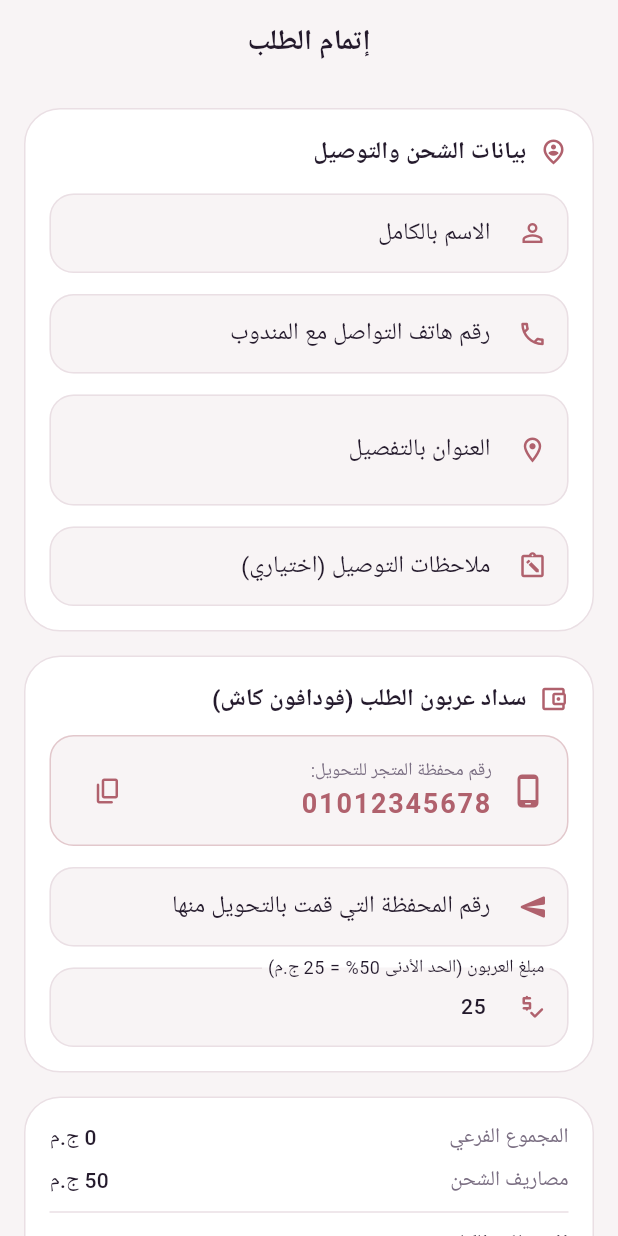
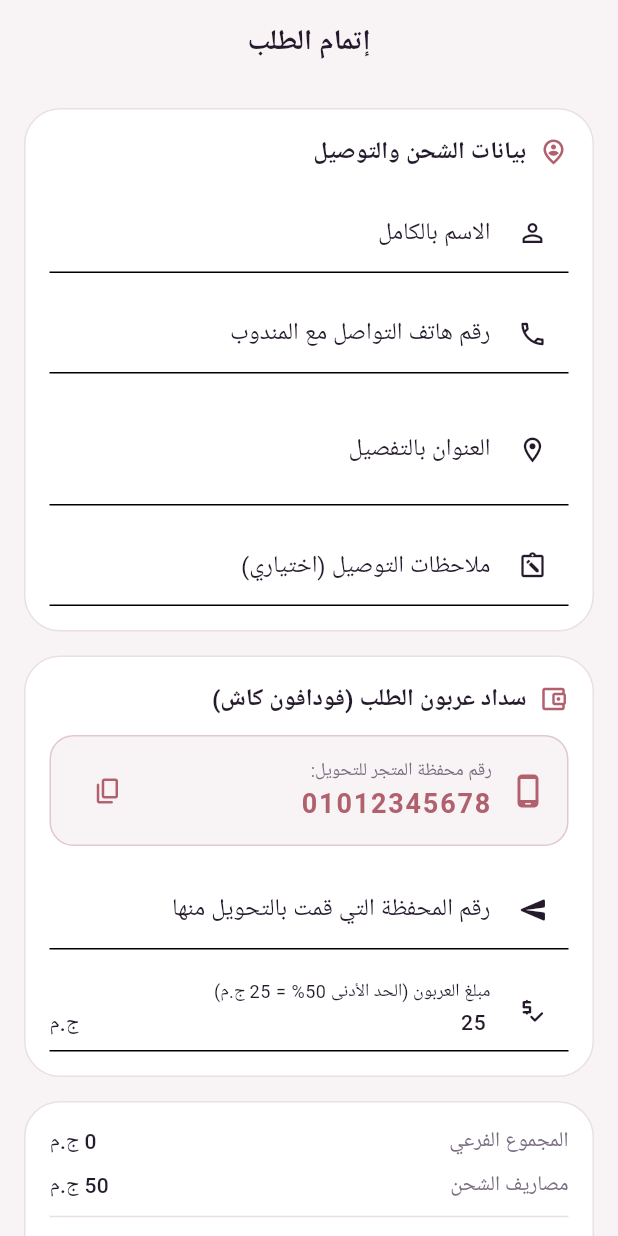
Before and after one commit to shimaakhaled1410-hue/mirrors-flutter, a Flutter app: the CheckoutView screen opened by its route, on a phone screen of 412 x 824 dp. Run offline on Flutter 3.47's test engine with Material 3 defaults, Android fonts, the phone set to English and light mode, and no system bars; our stand-ins replace device_preview, flutter_bloc, flutter_dotenv, go_router, google_fonts, shared_preferences; accounts and stored records are empty; Roboto replaces fonts that are missing (Cairo).

Commit message:
refactor(checkout): introduce reusable AppTextField and enhance UX with autofill and drag-to-dismiss

```diff
--- /dev/null
+++ b/lib/core/widgets/app_text_field.dart
@@ -0,0 +1,56 @@
+import 'package:flutter/material.dart';
+import 'package:flutter/services.dart';
+import '../utils/app_styles.dart';
+
+class AppTextField extends StatelessWidget {
+  final TextEditingController controller;
+  final String label;
+  final IconData icon;
+  final TextInputType? keyboardType;
+  final TextInputAction? textInputAction;
+  final TextCapitalization textCapitalization;
+  final int maxLines;
+  final String? suffixText;
+  final String? Function(String?)? validator;
+  final ValueChanged<String>? onChanged;
+  final List<TextInputFormatter>? inputFormatters;
+  final Iterable<String>? autofillHints;
+
+  const AppTextField({
+    super.key,
+    required this.controller,
+    required this.label,
+    required this.icon,
+    this.keyboardType,
+    this.textInputAction,
+    this.textCapitalization = TextCapitalization.none,
+    this.maxLines = 1,
+    this.suffixText,
+    this.validator,
+    this.onChanged,
+    this.inputFormatters,
+    this.autofillHints,
+  });
+
+  @override
+  Widget build(BuildContext context) {
+    return TextFormField(
+      controller: controller,
+      keyboardType: keyboardType,
+      textInputAction: textInputAction,
+      textCapitalization: textCapitalization,
+      maxLines: maxLines,
+      validator: validator,
+      onChanged: onChanged,
+      inputFormatters: inputFormatters,
+      autofillHints: autofillHints,
+      autovalidateMode: AutovalidateMode.onUserInteraction,
+      style: AppStyles.medium14(context),
+      decoration: InputDecoration(
+        labelText: label,
+        suffixText: suffixText,
+        prefixIcon: Icon(icon, size: 20),
+      ),
+    );
+  }
+}
--- a/lib/presentation/screens/checkout_view.dart
+++ b/lib/presentation/screens/checkout_view.dart
@@ -31,12 +31,14 @@ class _CheckoutViewState extends State<CheckoutView> {
 
   static const double _shippingFee = 50.0;
   late final String _storeWalletNumber;
-  double _depositPaid = 0.0;
 
   @override
   void initState() {
     super.initState();
     _storeWalletNumber = dotenv.env['WALLET_PHONE_NUMBER'] ?? '01012345678';
+    final subtotal = context.read<CartCubit>().state.subtotal;
+    final minDeposit = (subtotal + _shippingFee) * 0.50;
+    _depositController.text = minDeposit.toInt().toString();
   }
 
   @override
@@ -51,16 +53,18 @@ class _CheckoutViewState extends State<CheckoutView> {
   }
 
   void _onConfirmOrder(BuildContext context, CartState cartState) {
+    FocusScope.of(context).unfocus();
     if (!_formKey.currentState!.validate()) return;
 
     final l10n = AppLocalizations.of(context)!;
     final total = cartState.subtotal + _shippingFee;
-    final remaining = (total - _depositPaid).clamp(0.0, total);
+    final depositPaid = double.tryParse(_depositController.text) ?? 0.0;
+    final remaining = (total - depositPaid).clamp(0.0, total);
 
     context.read<OrdersCubit>().placeOrder(
           items: cartState.items,
           totalPrice: total,
-          depositAmount: _depositPaid,
+          depositAmount: depositPaid,
           remainingAmount: remaining,
           customerName: _nameController.text.trim(),
           phoneNumber: _phoneController.text.trim(),
@@ -95,17 +99,11 @@ class _CheckoutViewState extends State<CheckoutView> {
           final total = cartState.subtotal + _shippingFee;
           final minDeposit = total * 0.50;
 
-          if (_depositController.text.isEmpty && total > 0) {
-            _depositPaid = minDeposit;
-            _depositController.text = minDeposit.toInt().toString();
-          }
-
-          final remaining = (total - _depositPaid).clamp(0.0, total);
-
           return Form(
             key: _formKey,
             child: ListView(
               physics: const BouncingScrollPhysics(),
+              keyboardDismissBehavior: ScrollViewKeyboardDismissBehavior.onDrag,
               padding: const EdgeInsets.all(16),
               children: [
                 FadeSlideIn(
@@ -126,22 +124,25 @@ class _CheckoutViewState extends State<CheckoutView> {
                     depositController: _depositController,
                     minDeposit: minDeposit,
                     total: total,
-                    onDepositChanged: (val) {
-                      setState(() {
-                        _depositPaid = double.tryParse(val) ?? 0.0;
-                      });
-                    },
                   ),
                 ),
                 const SizedBox(height: 16),
                 FadeSlideIn(
                   index: 2,
-                  child: CheckoutFinancialSummary(
-                    subtotal: cartState.subtotal,
-                    shippingFee: _shippingFee,
-                    total: total,
-                    depositPaid: _depositPaid,
-                    remaining: remaining,
+                  child: ValueListenableBuilder<TextEditingValue>(
+                    valueListenable: _depositController,
+                    builder: (context, value, _) {
+                      final depositPaid = double.tryParse(value.text) ?? 0.0;
+                      final remaining = (total - depositPaid).clamp(0.0, total);
+
+                      return CheckoutFinancialSummary(
+                        subtotal: cartState.subtotal,
+                        shippingFee: _shippingFee,
+                        total: total,
+                        depositPaid: depositPaid,
+                        remaining: remaining,
+                      );
+                    },
                   ),
                 ),
                 const SizedBox(height: 24),
--- a/lib/presentation/widgets/checkout/checkout_deposit_section.dart
+++ b/lib/presentation/widgets/checkout/checkout_deposit_section.dart
@@ -2,6 +2,7 @@ import 'package:flutter/material.dart';
 import 'package:flutter/services.dart';
 import '../../../../core/utils/app_colors.dart';
 import '../../../../core/utils/app_styles.dart';
+import '../../../../core/widgets/app_text_field.dart';
 import '../../../../l10n/app_localizations.dart';
 
 class CheckoutDepositSection extends StatelessWidget {
@@ -10,7 +11,7 @@ class CheckoutDepositSection extends StatelessWidget {
   final TextEditingController depositController;
   final double minDeposit;
   final double total;
-  final ValueChanged<String> onDepositChanged;
+  final ValueChanged<String>? onDepositChanged;
 
   const CheckoutDepositSection({
     super.key,
@@ -19,7 +20,7 @@ class CheckoutDepositSection extends StatelessWidget {
     required this.depositController,
     required this.minDeposit,
     required this.total,
-    required this.onDepositChanged,
+    this.onDepositChanged,
   });
 
   @override
@@ -99,7 +100,6 @@ class CheckoutDepositSection extends StatelessWidget {
                       SnackBar(
                         content: Text(l10n.copiedSuccessfully),
                         duration: const Duration(seconds: 1),
-                        behavior: SnackBarBehavior.floating,
                       ),
                     );
                   },
@@ -107,25 +107,26 @@ class CheckoutDepositSection extends StatelessWidget {
               ],
             ),
           ),
-          const SizedBox(height: 14),
-          TextFormField(
+          const SizedBox(height: 16),
+          AppTextField(
             controller: senderWalletController,
+            label: l10n.senderWalletLabel,
+            icon: Icons.send_rounded,
             keyboardType: TextInputType.phone,
-            style: AppStyles.medium14(context),
+            textInputAction: TextInputAction.next,
             validator: (v) => v == null || v.trim().isEmpty
                 ? l10n.senderWalletValidation
                 : null,
-            decoration: _inputDecoration(
-              context,
-              label: l10n.senderWalletLabel,
-              icon: Icons.send_rounded,
-            ),
           ),
           const SizedBox(height: 14),
-          TextFormField(
+          AppTextField(
             controller: depositController,
+            label: l10n.depositAmountLabel(minDeposit.toInt(), l10n.egp),
+            icon: Icons.price_check_rounded,
+            suffixText: l10n.egp,
             keyboardType: TextInputType.number,
-            style: AppStyles.medium14(context),
+            textInputAction: TextInputAction.done,
+            inputFormatters: [FilteringTextInputFormatter.digitsOnly],
             onChanged: onDepositChanged,
             validator: (v) {
               final parsed = double.tryParse(v ?? '') ?? 0.0;
@@ -137,42 +138,9 @@ class CheckoutDepositSection extends StatelessWidget {
               }
               return null;
             },
-            decoration: _inputDecoration(
-              context,
-              label: l10n.depositAmountLabel(minDeposit.toInt(), l10n.egp),
-              icon: Icons.price_check_rounded,
-            ),
           ),
         ],
       ),
     );
   }
-
-  InputDecoration _inputDecoration(
-    BuildContext context, {
-    required String label,
-    required IconData icon,
-  }) {
-    final isDark = Theme.of(context).brightness == Brightness.dark;
-    return InputDecoration(
-      labelText: label,
-      prefixIcon: Icon(icon, size: 20, color: AppColors.accent),
-      filled: true,
-      fillColor: isDark ? AppColors.darkBackground : AppColors.lightBackground,
-      border: OutlineInputBorder(
-        borderRadius: BorderRadius.circular(16),
-        borderSide: BorderSide.none,
-      ),
-      enabledBorder: OutlineInputBorder(
-        borderRadius: BorderRadius.circular(16),
-        borderSide: BorderSide(
-          color: isDark ? AppColors.darkBorder : AppColors.lightBorder,
-        ),
-      ),
-      focusedBorder: OutlineInputBorder(
-        borderRadius: BorderRadius.circular(16),
-        borderSide: const BorderSide(color: AppColors.accent, width: 1.5),
-      ),
-    );
-  }
 }
--- a/lib/presentation/widgets/checkout/checkout_shipping_section.dart
+++ b/lib/presentation/widgets/checkout/checkout_shipping_section.dart
@@ -1,6 +1,7 @@
 import 'package:flutter/material.dart';
 import '../../../../core/utils/app_colors.dart';
 import '../../../../core/utils/app_styles.dart';
+import '../../../../core/widgets/app_text_field.dart';
 import '../../../../l10n/app_localizations.dart';
 
 class CheckoutShippingSection extends StatelessWidget {
@@ -46,21 +47,24 @@ class CheckoutShippingSection extends StatelessWidget {
             ],
           ),
           const SizedBox(height: 16),
-          _buildInput(
-            context,
+          AppTextField(
             controller: nameController,
             label: l10n.fullName,
             icon: Icons.person_outline,
+            textInputAction: TextInputAction.next,
+            textCapitalization: TextCapitalization.words,
+            autofillHints: const [AutofillHints.name],
             validator: (v) =>
                 v == null || v.trim().isEmpty ? l10n.fieldRequired : null,
           ),
           const SizedBox(height: 14),
-          _buildInput(
-            context,
+          AppTextField(
             controller: phoneController,
             label: l10n.courierContactPhone,
             icon: Icons.phone_outlined,
             keyboardType: TextInputType.phone,
+            textInputAction: TextInputAction.next,
+            autofillHints: const [AutofillHints.telephoneNumber],
             validator: (v) {
               if (v == null || v.trim().isEmpty) return l10n.fieldRequired;
               if (v.trim().length < 10) return l10n.invalidPhone;
@@ -68,66 +72,28 @@ class CheckoutShippingSection extends StatelessWidget {
             },
           ),
           const SizedBox(height: 14),
-          _buildInput(
-            context,
+          AppTextField(
             controller: addressController,
             label: l10n.address,
             icon: Icons.location_on_outlined,
             maxLines: 2,
+            keyboardType: TextInputType.streetAddress,
+            textInputAction: TextInputAction.next,
+            textCapitalization: TextCapitalization.sentences,
+            autofillHints: const [AutofillHints.fullStreetAddress],
             validator: (v) =>
                 v == null || v.trim().isEmpty ? l10n.fieldRequired : null,
           ),
           const SizedBox(height: 14),
-          _buildInput(
-            context,
+          AppTextField(
             controller: notesController,
             label: l10n.notesOptional,
             icon: Icons.note_alt_outlined,
-            maxLines: 1,
+            textInputAction: TextInputAction.done,
+            textCapitalization: TextCapitalization.sentences,
           ),
         ],
       ),
     );
   }
-
-  Widget _buildInput(
-    BuildContext context, {
-    required TextEditingController controller,
-    required String label,
-    required IconData icon,
-    TextInputType? keyboardType,
-    int maxLines = 1,
-    String? Function(String?)? validator,
-  }) {
-    final isDark = Theme.of(context).brightness == Brightness.dark;
-    return TextFormField(
-      controller: controller,
-      keyboardType: keyboardType,
-      maxLines: maxLines,
-      validator: validator,
-      style: AppStyles.medium14(context),
-      decoration: InputDecoration(
-        labelText: label,
-        prefixIcon: Icon(icon, size: 20, color: AppColors.accent),
-        filled: true,
-        fillColor: isDark
-            ? AppColors.darkBackground
-            : AppColors.lightBackground,
-        border: OutlineInputBorder(
-          borderRadius: BorderRadius.circular(16),
-          borderSide: BorderSide.none,
-        ),
-        enabledBorder: OutlineInputBorder(
-          borderRadius: BorderRadius.circular(16),
-          borderSide: BorderSide(
-            color: isDark ? AppColors.darkBorder : AppColors.lightBorder,
-          ),
-        ),
-        focusedBorder: OutlineInputBorder(
-          borderRadius: BorderRadius.circular(16),
-          borderSide: const BorderSide(color: AppColors.accent, width: 1.5),
-        ),
-      ),
-    );
-  }
 }
```
